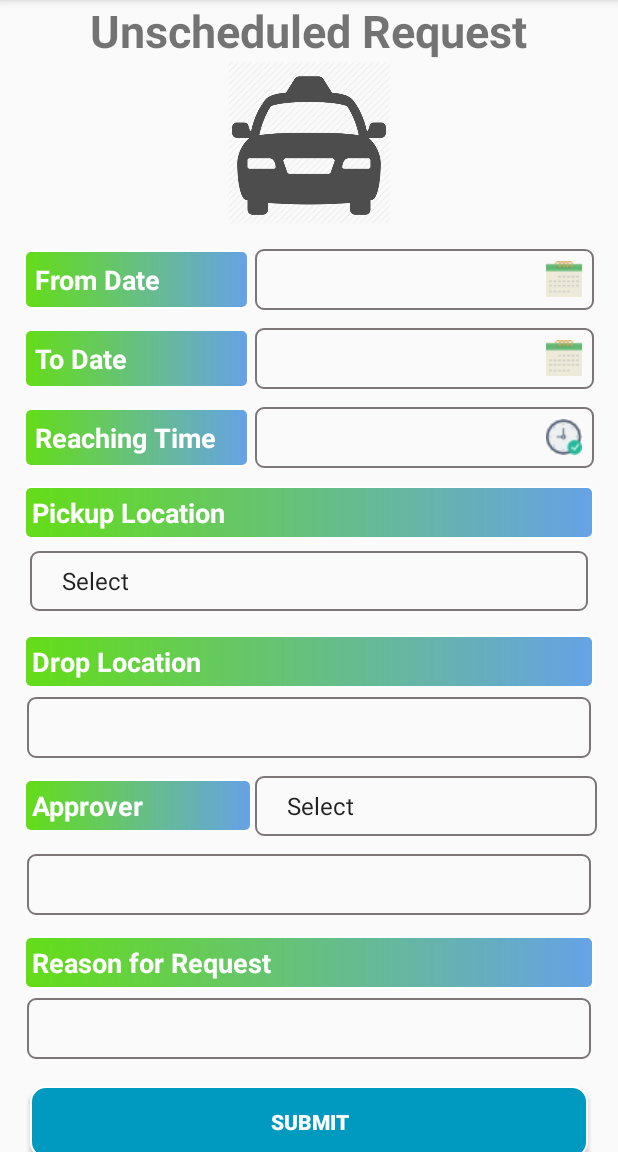
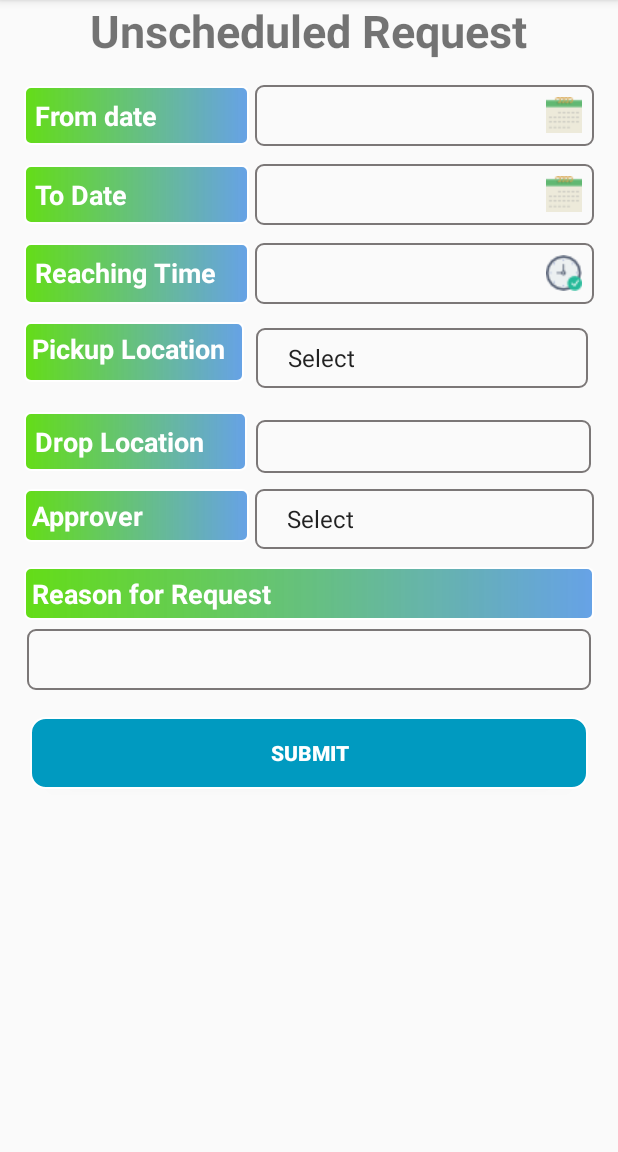
Before and after one commit to aartisoft/iNCRcredicabs_Android, an Android app: the UnscheduledReqFragment screen opened directly, with no data from a screen before it, on a phone screen of 412 x 824 dp, the part 84-1236 px from its top. Run offline under Robolectric (Android 15) with nearby library versions, the phone set to English and light mode, and no system bars; our stand-ins replace Volley.

Commit message:
UI changes

```diff
--- a/app/src/main/AndroidManifest.xml
+++ b/app/src/main/AndroidManifest.xml
@@ -20,7 +20,8 @@
             android:name=".Dashboard"
             android:label="@string/title_activity_dashboard"
             android:theme="@style/AppTheme.NoActionBar" />
-        <activity android:name=".MainRequestActivity"></activity>
+        <activity android:name=".MainRequestActivity"
+            android:windowSoftInputMode="stateAlwaysHidden|adjustResize"></activity>
     </application>
 
 </manifest>
--- a/app/src/main/java/com/ncr/interns/codecatchers/incredicabs/UnscheduledReqFragment.java
+++ b/app/src/main/java/com/ncr/interns/codecatchers/incredicabs/UnscheduledReqFragment.java
@@ -5,7 +5,6 @@ import android.app.AlertDialog;
 import android.app.DatePickerDialog;
 import android.app.ProgressDialog;
 import android.app.TimePickerDialog;
-import android.content.Context;
 import android.content.DialogInterface;
 import android.os.Bundle;
 import android.support.design.widget.Snackbar;
@@ -18,10 +17,8 @@ import android.view.ViewGroup;
 import android.widget.AdapterView;
 import android.widget.ArrayAdapter;
 import android.widget.Button;
-import android.widget.CheckBox;
 import android.widget.DatePicker;
 import android.widget.EditText;
-import android.widget.ProgressBar;
 import android.widget.Spinner;
 import android.widget.TextView;
 import android.widget.TimePicker;
@@ -54,7 +51,7 @@ public class UnscheduledReqFragment extends android.support.v4.app.Fragment impl
     Date from_date, to_date;
     String dateToCheck, dateFromCheck;
     EditText fromDate, toDate, reasonForRequest, dropLocation, timepicker;
-    EditText managerQLid_textField;
+    TextView managerQLid_textField;
     Button submit;
     TextView displayLocationSpinner;
     Spinner spinner_location;
@@ -82,7 +79,7 @@ public class UnscheduledReqFragment extends android.support.v4.app.Fragment impl
         final View rootView = inflater.inflate(R.layout.content_request, container, false);
 
         //getting the id's
-        managerQLid_textField = rootView.findViewById(R.id.EditText_managerQLID);
+        managerQLid_textField = rootView.findViewById(R.id.TextView_managerQLID);
         displayLocationSpinner = rootView.findViewById(R.id.display_location_spinner);
         submit = rootView.findViewById(R.id.btn_submit);
         fromDate = rootView.findViewById(R.id.text_fromDate);
@@ -174,7 +171,7 @@ public class UnscheduledReqFragment extends android.support.v4.app.Fragment impl
 
                                                             try {
                                                                 if (response.getString("status").equalsIgnoreCase("success")) {
-                                                                    //Toast.makeText(getActivity(), "Your request is in process", Toast.LENGTH_LONG).show();
+                                                                    Toast.makeText(getActivity(), "Your request is in process", Toast.LENGTH_LONG).show();
                                                                 } else {
                                                                     Toast.makeText(getActivity(), "Failed to make request", Toast.LENGTH_LONG).show();
                                                                 }
@@ -210,6 +207,8 @@ public class UnscheduledReqFragment extends android.support.v4.app.Fragment impl
                             public void onClick(DialogInterface dialog, int which) {
                                 //code to set the Action for the Negitive button
                                 dialog.cancel();
+                                progressBar.dismiss();
+
 
                             }
                         }).setIcon(android.R.drawable.ic_dialog_alert).show();
@@ -292,7 +291,7 @@ public class UnscheduledReqFragment extends android.support.v4.app.Fragment impl
 
         final Calendar dateSelection = Calendar.getInstance();
         // Get Current Date
-        TimePickerDialog timePickerDialog;
+       // TimePickerDialog timePickerDialog;
         DatePickerDialog datePickerDialog;
         mYear = dateSelection.get(Calendar.YEAR);
         mMonth = dateSelection.get(Calendar.MONTH);
@@ -404,7 +403,7 @@ public class UnscheduledReqFragment extends android.support.v4.app.Fragment impl
 
                 } else {
                     if (TextUtils.isEmpty(managerQLid_textField.getText().toString())) {
-                        managerQLid_textField.setError("Can't be empty");
+                      //  managerQLid_textField.setError("Can't be empty");
                         Snackbar snackbar = Snackbar.make(nsv, "Manager ID Can't be empty", Snackbar.LENGTH_LONG);
                         snackbar.show();
                     } else {
@@ -484,12 +483,18 @@ public class UnscheduledReqFragment extends android.support.v4.app.Fragment impl
 
         @Override
         public void onItemSelected(AdapterView<?> parent, View view, int position, long id) {
+
+            if(position==0){
+                managerQLid_textField.setVisibility(View.GONE);}
+
             if (position == 1) {
                 Counter = 1;
                 managerQLid_textField.setText("sc250512");
+                managerQLid_textField.setVisibility(View.VISIBLE);
             }
             if (position == 2) {
                 managerQLid_textField.setText("gs250365");
+                managerQLid_textField.setVisibility(View.VISIBLE);
                 Counter = 2;
             }
         }
--- a/app/src/main/res/layout/content_request.xml
+++ b/app/src/main/res/layout/content_request.xml
@@ -1,8 +1,8 @@
 <?xml version="1.0" encoding="utf-8"?>
 
-<android.support.v4.widget.NestedScrollView xmlns:android="http://schemas.android.com/apk/res/android"
-    xmlns:app="http://schemas.android.com/apk/res-auto"
-    xmlns:tools="http://schemas.android.com/tools"
+<android.support.v4.widget.NestedScrollView
+    xmlns:android="http://schemas.android.com/apk/res/android"
+
     android:id="@+id/nestedsv"
     android:layout_width="match_parent"
     android:layout_height="match_parent">
@@ -15,7 +15,7 @@
 
         <LinearLayout
             android:layout_width="match_parent"
-            android:layout_height="150dp"
+            android:layout_height="wrap_content"
             android:orientation="vertical">
 
             <TextView
@@ -24,15 +24,9 @@
                 android:layout_height="wrap_content"
                 android:layout_gravity="center"
                 android:gravity="center"
-                android:text="Unscheduled Request"
+                android:text="@string/title_activity_unscheduled_request"
                 android:textSize="30sp"
                 android:textStyle="bold" />
-
-            <ImageView
-                android:layout_width="wrap_content"
-                android:layout_height="wrap_content"
-                android:src="@drawable/cab" />
-
 </LinearLayout>
 
 
@@ -43,7 +37,7 @@
 
             <LinearLayout
                 android:layout_width="match_parent"
-                android:layout_height="match_parent"
+                android:layout_height="wrap_content"
                 android:layout_margin="10dp"
                 android:orientation="vertical">
 
@@ -54,7 +48,7 @@
 
                     <LinearLayout
                         android:layout_width="match_parent"
-                        android:layout_height="wrap_content"
+                        android:layout_height="0dp"
                         android:layout_margin="4dp"
                         android:layout_weight="1"
                         android:weightSum="10"
@@ -68,7 +62,7 @@
                             android:layout_weight="4"
                             android:background="@drawable/textview_look"
                             android:padding="7dp"
-                            android:text="From Date"
+                            android:text="@string/FromDate"
                             android:textColor="#ffffff"
                             android:textSize="18sp"
                             android:textStyle="bold" />
@@ -81,7 +75,6 @@
                             android:layout_weight="6"
                             android:background="@drawable/background_edittext"
                             android:drawableRight="@drawable/calendar"
-                            android:editable="false"
                             android:ems="10"
                             android:focusable="false"
                             android:padding="@dimen/edittxt_padding" />
@@ -103,7 +96,7 @@
                             android:layout_weight="4"
                             android:background="@drawable/textview_look"
                             android:padding="7dp"
-                            android:text="To Date"
+                            android:text="@string/ToDate"
                             android:textColor="#ffffff"
                             android:textSize="18sp"
                             android:textStyle="bold" />
@@ -116,7 +109,7 @@
                             android:layout_margin="2dp"
                             android:layout_weight="6"
                             android:background="@drawable/background_edittext"
-                            android:drawableRight="@drawable/calendar"
+                            android:drawableEnd="@drawable/calendar"
                             android:editable="false"
                             android:ems="10"
                             android:focusable="false"
@@ -137,12 +130,12 @@
                     <TextView
                         android:id="@+id/textView_selectTime"
                         android:layout_width="0dp"
-                        android:layout_height="wrap_content"
+                        android:layout_height="match_parent"
                         android:layout_margin="2dp"
                         android:layout_weight="4"
                         android:background="@drawable/textview_look"
                         android:padding="7dp"
-                        android:text="Reaching Time"
+                        android:text="@string/ReachingTime"
                         android:textColor="#ffffff"
                         android:textSize="18sp"
                         android:textStyle="bold" />
@@ -152,54 +145,42 @@
                         android:layout_width="0dp"
                         android:layout_height="wrap_content"
                         android:layout_margin="2dp"
-                        android:layout_marginStart="18dp"
                         android:layout_weight="6"
                         android:background="@drawable/background_edittext"
-                        android:drawableRight="@drawable/stopwatch"
-                        android:editable="false"
+                        android:drawableEnd="@drawable/stopwatch"
                         android:focusable="false"
                         android:padding="@dimen/edittxt_padding" />
 
 
                 </LinearLayout>
 
-
-                <LinearLayout
-                    android:layout_width="match_parent"
-                    android:layout_height="wrap_content"
-                    android:orientation="vertical">
-
-
-                </LinearLayout>
-
-
                 <LinearLayout
                     android:layout_width="match_parent"
                     android:layout_height="wrap_content"
                     android:layout_margin="4dp"
-                    android:orientation="vertical"
-                    android:weightSum="2">
+                    android:orientation="horizontal"
+                    android:weightSum="10">
 
                     <TextView
                         android:id="@+id/textView7"
-                        android:layout_width="match_parent"
-                        android:layout_height="wrap_content"
-                        android:layout_weight="1"
+                        android:layout_width="0dp"
+                        android:layout_height="40dp"
+                        android:layout_weight="4"
                         android:layout_margin="2dp"
                         android:background="@drawable/textview_look"
                         android:padding="5dp"
-                        android:text="Pickup Location"
+                        android:text="@string/PickupLocation"
                         android:textColor="#ffffff"
                         android:textSize="18sp"
                         android:textStyle="bold" />
 
                     <Spinner
                         android:id="@+id/spinner_location"
-                        android:layout_width="match_parent"
+                        android:layout_width="0dp"
                         android:layout_height="40dp"
                         android:layout_gravity="center"
                         android:layout_margin="6dp"
-                        android:layout_weight="1"
+                        android:layout_weight="6"
                         android:background="@drawable/background_edittext"
                         android:gravity="center"
                         android:padding="5dp" />
@@ -212,47 +193,60 @@
                     android:layout_height="wrap_content"
                     android:orientation="vertical"
                     android:layout_margin="4dp"
-                    android:weightSum="3">
+                    android:weightSum="10">
+
+                    <LinearLayout
+                        android:layout_width="match_parent"
+                        android:layout_height="match_parent"
+
+                        android:weightSum="10">
+
+                     <TextView
+                        android:layout_width="0dp"
+                        android:layout_height="wrap_content"
+                        android:layout_weight="4"
+                        android:layout_margin="2dp"
+                        android:background="@drawable/textview_look"
+                        android:padding="7dp"
+                        android:text="@string/DropLocation"
+                        android:textColor="#ffffff"
+                        android:textSize="18sp"
+                        android:textStyle="bold" />
+
+                    <EditText
+                        android:id="@+id/text_dropLocation"
+                        android:layout_width="0dp"
+                        android:layout_height="wrap_content"
+                        android:layout_margin="4dp"
+                        android:layout_weight="6"
+                        android:textSize="14sp"
+                        android:background="@drawable/background_edittext"
+                        android:editable="false"
+                        android:focusable="false"
+                        android:inputType="textMultiLine"
+                        android:padding="8dp" />
+
+                    </LinearLayout>
 
                     <TextView
                         android:id="@+id/display_location_spinner"
                         android:layout_width="match_parent"
                         android:layout_height="wrap_content"
                         android:layout_margin="4dp"
-                        android:layout_weight="1"
-                        android:text=""
-                        android:textColor="#000000"
-                        android:textSize="20dp"
+                        android:text="sector 54 suncit gurgaon haryana india"
+                        android:textColor="#ef5350"
+                        android:textSize="14sp"
                         android:textStyle="italic"
-                        android:visibility="gone" />
+                        android:visibility="visible" />
 
-                    <TextView
+                </LinearLayout>
+
+
+                <LinearLayout
                     android:layout_width="match_parent"
                     android:layout_height="wrap_content"
-                        android:layout_weight="1"
-                        android:layout_margin="2dp"
-                        android:background="@drawable/textview_look"
-                        android:padding="5dp"
-                        android:text="Drop Location"
-                        android:textColor="#ffffff"
-                        android:textSize="18sp"
-                        android:textStyle="bold" />
-
-                    <EditText
-                        android:id="@+id/text_dropLocation"
-                        android:layout_width="match_parent"
-                        android:layout_height="wrap_content"
-                        android:layout_margin="4dp"
-                        android:layout_weight="1"
-                        android:background="@drawable/background_edittext"
-                        android:editable="false"
-                        android:ems="10"
-                        android:focusable="false"
-                        android:inputType="textMultiLine"
-                        android:padding="@dimen/edittxt_padding" />
-
-
-                </LinearLayout>
+                    android:weightSum="2"
+                    android:orientation="vertical">
 
                     <LinearLayout
                         android:layout_width="match_parent"
@@ -273,48 +267,36 @@
                             android:textColor="#ffffff"
                             android:textSize="18sp"
                             android:textStyle="bold" />
-
-                    <!--<EditText-->
-                    <!--android:id="@+id/text_managerQLID"-->
-                    <!--android:layout_width="0dp"-->
-                    <!--android:layout_height="wrap_content"-->
-                    <!--android:layout_margin="2dp"-->
-                    <!--android:layout_weight=".70"-->
-                    <!--android:background="@drawable/background_edittext"-->
-                    <!--android:ems="10"-->
-                    <!--android:inputType="textPersonName"-->
-                    <!--android:padding="@dimen/edittxt_padding" />-->
                         <Spinner
                             android:id="@+id/text_managerQLID"
                             android:layout_width="0dp"
                             android:layout_height="40dp"
+                            android:layout_margin="2dp"
                             android:layout_gravity="center"
                             android:layout_weight="6"
                             android:background="@drawable/background_edittext"
                             android:gravity="center"
-                        android:padding="5dp"></Spinner>
+                            android:padding="5dp" />
+                    </LinearLayout>
 
+                    <TextView
+                        android:id="@+id/TextView_managerQLID"
+                        android:layout_width="match_parent"
+                        android:layout_height="0dp"
+                        android:layout_margin="2dp"
+                        android:textSize="16sp"
+                        android:textColor="#ef5350"
+                        android:textStyle="italic"
+                        android:text="gs250365"
+                        android:layout_weight="1"
+                        android:ems="10"
+                        android:visibility="gone"
+                         />
 
               </LinearLayout>
 
-                <LinearLayout
-                    android:layout_width="match_parent"
-                    android:layout_height="wrap_content"
-                    android:orientation="vertical"
-                    android:layout_margin="4dp">
 
-                    <EditText
-                        android:id="@+id/EditText_managerQLID"
-                        android:layout_width="match_parent"
-                        android:layout_height="wrap_content"
-                        android:layout_margin="4dp"
-                        android:background="@drawable/background_edittext"
-                        android:editable="false"
-                        android:ems="10"
-                        android:focusable="false"
-                        android:padding="@dimen/edittxt_padding" />
 
-                </LinearLayout>
 
                 <LinearLayout
                     android:layout_width="match_parent"
@@ -340,6 +322,9 @@
                         android:layout_width="match_parent"
                         android:layout_weight="1"
                         android:layout_margin="4dp"
+                        android:ems="10"
+                        android:focusable="true"
+                        android:focusableInTouchMode="true"
                         android:layout_height="wrap_content"
                         android:background="@drawable/background_edittext"
                         android:inputType="textMultiLine"
--- a/app/src/main/res/values/strings.xml
+++ b/app/src/main/res/values/strings.xml
@@ -7,10 +7,13 @@
 
     <string name="action_settings">Settings</string>
     <string name="log_out">Log Out</string>
-    <string name="title_activity_unscheduled_request">UnscheduledRequest</string>
+    <string name="title_activity_unscheduled_request">Unscheduled Request</string>
 
     <!-- TODO: Remove or change this placeholder text -->
-    <string name="hello_blank_fragment">Hello blank fragment</string>
-    <string name="title_activity_request">RequestActivity</string>
+    <string name="FromDate">From date</string>
+    <string name="ToDate">To Date</string>
     <string name="help_and_support">Help and Support</string>
+    <string name="ReachingTime">Reaching Time</string>
+    <string name="PickupLocation">Pickup Location</string>
+    <string name="DropLocation">Drop Location</string>
 </resources>
```
Lines whose indentation alone changed are shown as unchanged.
